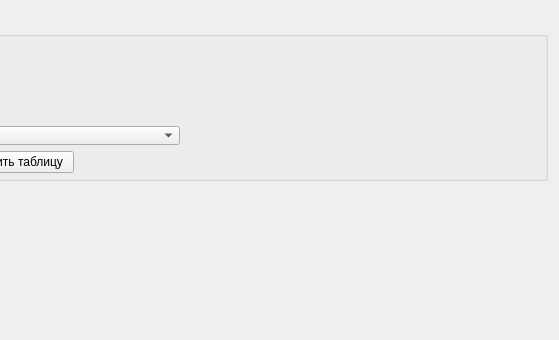
Before: the Qt Designer form MelanomaContours/Forms/diagram.ui in relaxesemind/melanoma, drawn with Qt 5; both pictures show x 165 to 724 and y 142 to 482 of the 724 by 482 pixel window.
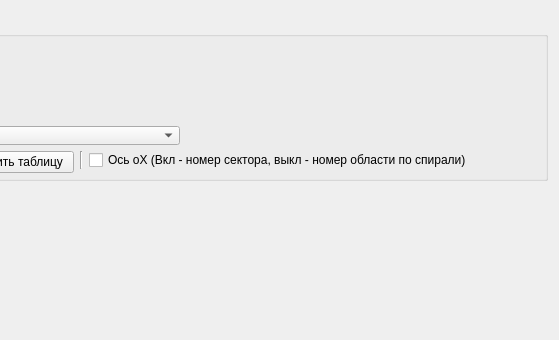
After: the same form once the commit is applied.

What changed in the file:
```diff
--- a/MelanomaContours/Forms/diagram.ui
+++ b/MelanomaContours/Forms/diagram.ui
@@ -181,6 +181,20 @@
             </property>
            </widget>
           </item>
+          <item>
+           <widget class="Line" name="line">
+            <property name="orientation">
+             <enum>Qt::Vertical</enum>
+            </property>
+           </widget>
+          </item>
+          <item>
+           <widget class="QCheckBox" name="checkBox">
+            <property name="text">
+             <string>Ось оХ (Вкл - номер сектора, выкл - номер области по спирали)</string>
+            </property>
+           </widget>
+          </item>
           <item>
            <spacer name="horizontalSpacer_2">
             <property name="orientation">
```
